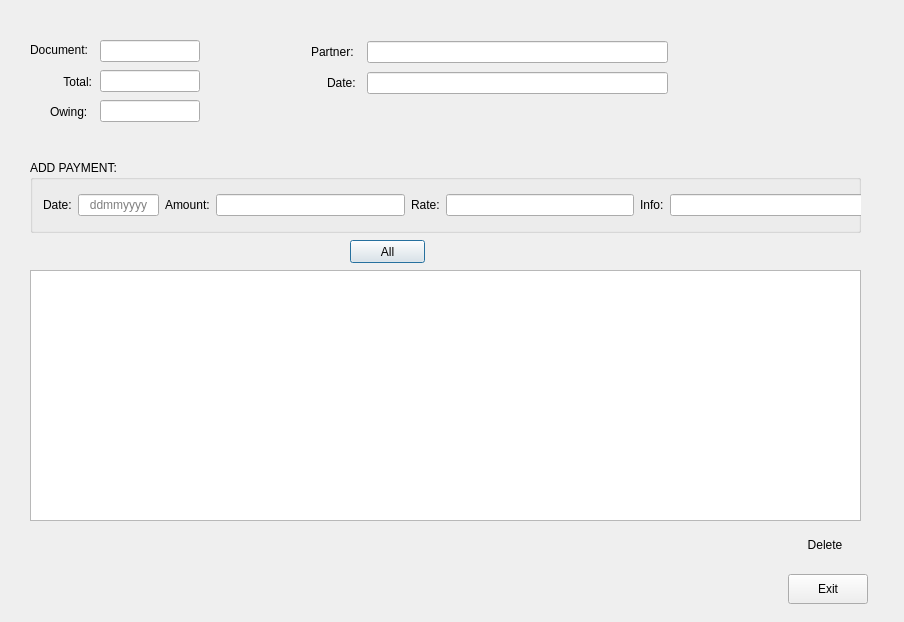
Before: the Qt Designer form uis/payments_form.ui in andrei219/euromedia, drawn with Qt 5.
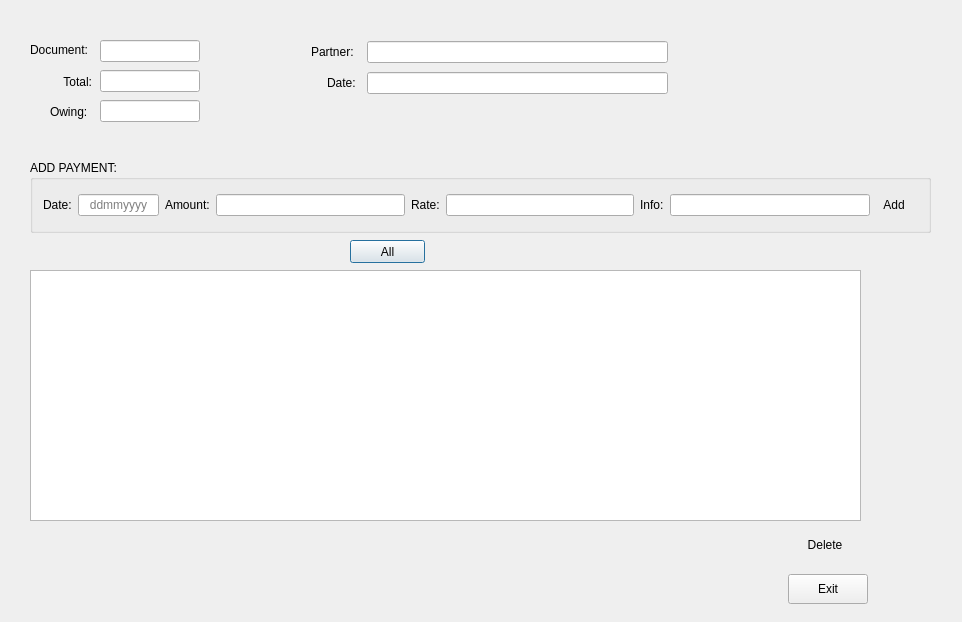
After: the same form once the commit is applied. Icons and pictures are not drawn.

```diff
--- a/uis/payments_form.ui
+++ b/uis/payments_form.ui
@@ -6,7 +6,7 @@
    <rect>
     <x>0</x>
     <y>0</y>
-    <width>904</width>
+    <width>962</width>
     <height>622</height>
    </rect>
   </property>
@@ -70,7 +70,7 @@
     <rect>
      <x>30</x>
      <y>160</y>
-     <width>831</width>
+     <width>901</width>
      <height>73</height>
     </rect>
    </property>
```
